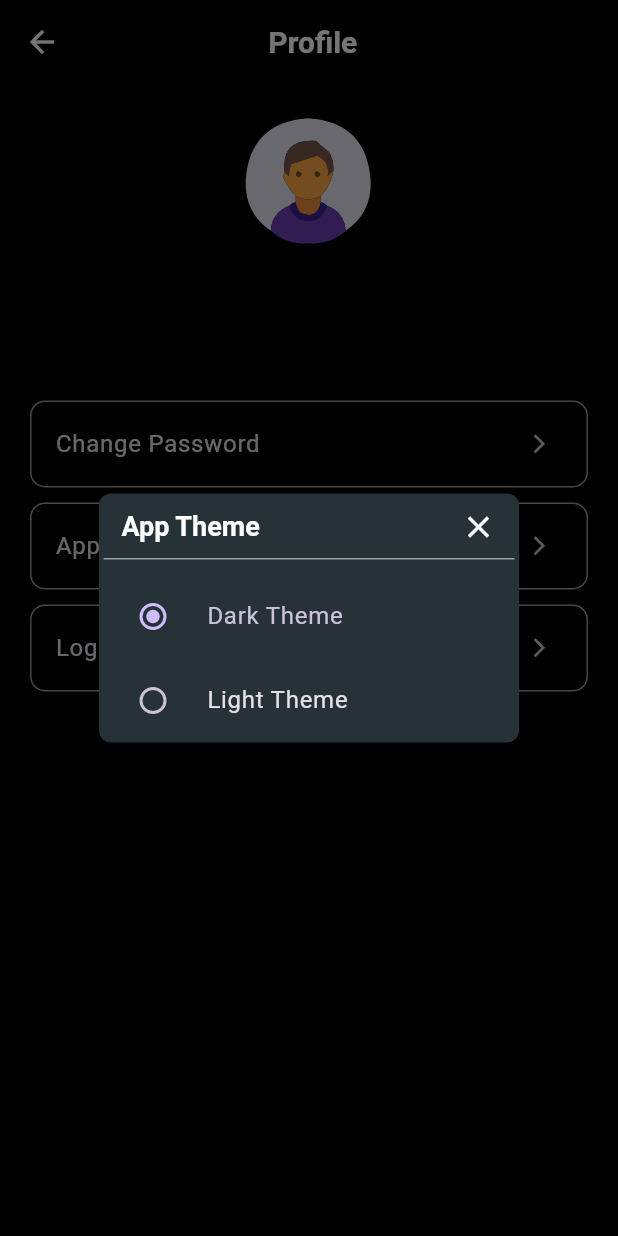
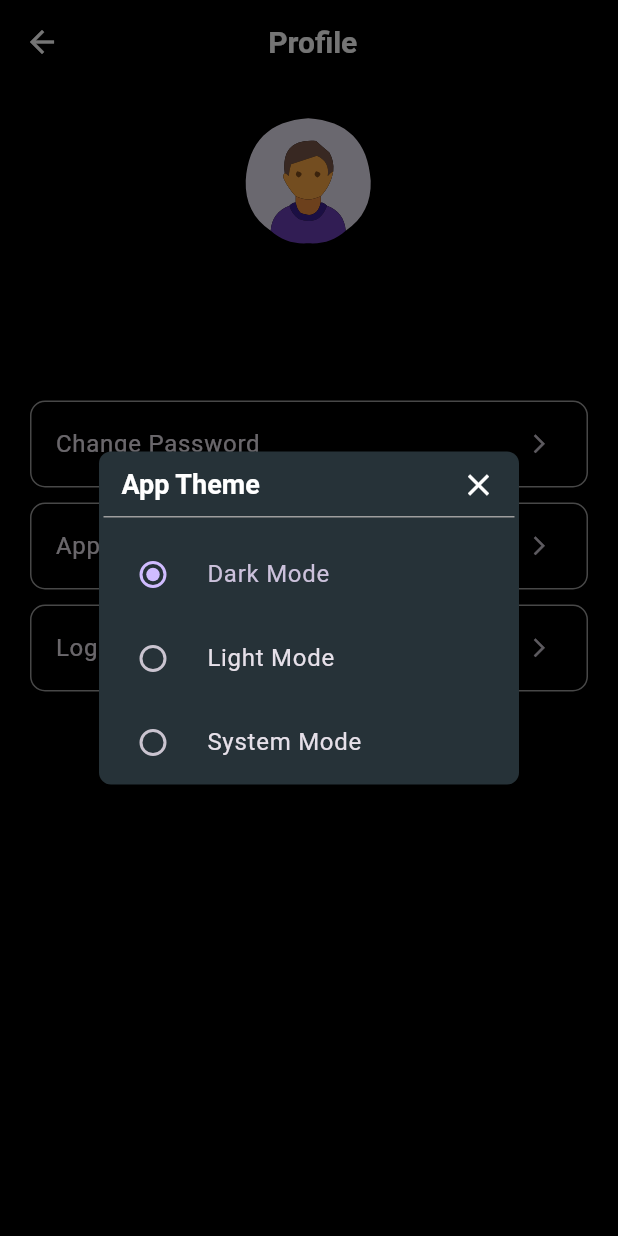
Before and after one commit to softocrets-mobile-dev/housekeeping, a Flutter app: the UserProfilePage screen opened by its route, after a tap on "App Theme", on a phone screen of 412 x 824 dp. Run offline on Flutter 3.47's test engine with Material 3 defaults, Android fonts, the phone set to English and light mode, and no system bars; our stand-ins replace bloc, connectivity_plus, equatable, flutter_bloc, flutter_svg, shared_preferences; missing offline and left inert: cryptography, encrypt; accounts and stored records are empty.

Commit message:
feat: Managed app-theme according to System Theme.

```diff
--- a/lib/common/constants/app_strings.dart
+++ b/lib/common/constants/app_strings.dart
@@ -24,6 +24,7 @@ class AppStrings {
   static const String passwordHint = "Password hint";
   static const String rememberMe = "Remember Me";
   static const String appTheme = "App Theme";
-  static const String lightTheme = "Light Theme";
-  static const String darkTheme = "Dark Theme";
+  static const String lightTheme = "Light Mode";
+  static const String darkTheme = "Dark Mode";
+  static const String systemTheme = "System Mode";
 }
--- a/lib/common/dialogs/app_theme_dialog_view.dart
+++ b/lib/common/dialogs/app_theme_dialog_view.dart
@@ -95,6 +95,21 @@ class _AppThemeDialogViewState extends State<AppThemeDialogView> {
               text: AppStrings.lightTheme,
             ),
           ),
+          RadioListTile(
+            value: 2,
+            groupValue: intThemeMode,
+            selected: widget.themeMode == 2,
+            onChanged: (v) {
+              context.read<UserProfileCubit>().updateAppTheme(themeMode: 2);
+              setState(() {
+                intThemeMode = 2;
+              });
+            },
+            toggleable: true,
+            title: TextWidget(
+              text: AppStrings.systemTheme,
+            ),
+          ),
         ],
       ),
     );
--- a/lib/main.dart
+++ b/lib/main.dart
@@ -34,9 +34,13 @@ class MyApp extends StatelessWidget {
         builder: (context, state) {
           return MaterialApp(
             title: 'Housekeeping',
-            theme: state.appTheme == 0
-                ? AppTheme.darkThemeMode
-                : AppTheme.lightThemeMode,
+            theme: state.appTheme == 2
+                ? AppTheme.lightThemeMode
+                : state.appTheme == 0
+                    ? AppTheme.darkThemeMode
+                    : AppTheme.lightThemeMode,
+            darkTheme: state.appTheme == 2 ? AppTheme.darkThemeMode : null,
+            themeMode: state.appTheme == 2 ? ThemeMode.system : null,
             onGenerateRoute: NavigationRoutes.onGenerateRoute,
             home: SplashPage(),
             builder: (context, child) {
```
